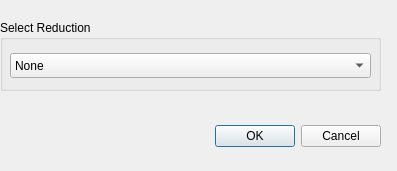
Before: the Qt Designer form src/tools/lvr2_viewer/ui/LVRReductionAlgorithmDialogUI.ui in uos/lvr2, drawn with Qt 5.
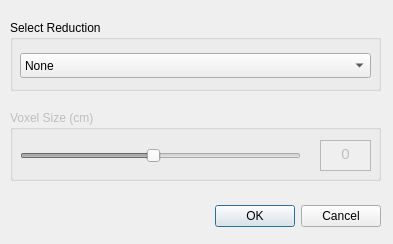
After: the same form once the commit is applied.

Commit message: added Reduction dialog into scan project dialog

Patch:
```diff
--- a/src/tools/lvr2_viewer/ui/LVRReductionAlgorithmDialogUI.ui
+++ b/src/tools/lvr2_viewer/ui/LVRReductionAlgorithmDialogUI.ui
@@ -6,8 +6,8 @@
    <rect>
     <x>0</x>
     <y>0</y>
-    <width>397</width>
-    <height>171</height>
+    <width>393</width>
+    <height>244</height>
    </rect>
   </property>
   <property name="windowTitle">
@@ -17,7 +17,7 @@
    <property name="geometry">
     <rect>
      <x>40</x>
-     <y>120</y>
+     <y>200</y>
      <width>341</width>
      <height>32</height>
     </rect>
@@ -32,9 +32,9 @@
   <widget class="QGroupBox" name="groupBoxReduction">
    <property name="geometry">
     <rect>
-     <x>0</x>
+     <x>10</x>
      <y>20</y>
-     <width>381</width>
+     <width>371</width>
      <height>71</height>
     </rect>
    </property>
@@ -46,7 +46,7 @@
      <rect>
       <x>10</x>
       <y>33</y>
-      <width>361</width>
+      <width>351</width>
       <height>25</height>
      </rect>
     </property>
@@ -57,6 +57,73 @@
     </item>
    </widget>
   </widget>
+  <widget class="QGroupBox" name="groupBoxVoxel">
+   <property name="enabled">
+    <bool>false</bool>
+   </property>
+   <property name="geometry">
+    <rect>
+     <x>10</x>
+     <y>110</y>
+     <width>371</width>
+     <height>71</height>
+    </rect>
+   </property>
+   <property name="title">
+    <string>Voxel Size (cm)</string>
+   </property>
+   <widget class="QSlider" name="horizontalSlider">
+    <property name="geometry">
+     <rect>
+      <x>10</x>
+      <y>36</y>
+      <width>281</width>
+      <height>20</height>
+     </rect>
+    </property>
+    <property name="minimum">
+     <number>1</number>
+    </property>
+    <property name="maximum">
+     <number>20</number>
+    </property>
+    <property name="value">
+     <number>10</number>
+    </property>
+    <property name="orientation">
+     <enum>Qt::Horizontal</enum>
+    </property>
+    <property name="tickPosition">
+     <enum>QSlider::NoTicks</enum>
+    </property>
+   </widget>
+   <widget class="QTextEdit" name="textEdit">
+    <property name="enabled">
+     <bool>false</bool>
+    </property>
+    <property name="geometry">
+     <rect>
+      <x>310</x>
+      <y>30</y>
+      <width>51</width>
+      <height>31</height>
+     </rect>
+    </property>
+    <property name="lineWrapColumnOrWidth">
+     <number>0</number>
+    </property>
+    <property name="readOnly">
+     <bool>true</bool>
+    </property>
+    <property name="html">
+     <string>&lt;!DOCTYPE HTML PUBLIC &quot;-//W3C//DTD HTML 4.0//EN&quot; &quot;http://www.w3.org/TR/REC-html40/strict.dtd&quot;&gt;
+&lt;html&gt;&lt;head&gt;&lt;meta name=&quot;qrichtext&quot; content=&quot;1&quot; /&gt;&lt;style type=&quot;text/css&quot;&gt;
+p, li { white-space: pre-wrap; }
+&lt;/style&gt;&lt;/head&gt;&lt;body style=&quot; font-family:'Ubuntu'; font-size:11pt; font-weight:400; font-style:normal;&quot;&gt;
+&lt;p align=&quot;center&quot; style=&quot; margin-top:0px; margin-bottom:0px; margin-left:0px; margin-right:0px; -qt-block-indent:0; text-indent:0px;&quot;&gt;0&lt;/p&gt;&lt;/body&gt;&lt;/html&gt;</string>
+    </property>
+   </widget>
+  </widget>
  </widget>
  <resources/>
  <connections>
```
The commit also changes 5 other files.
